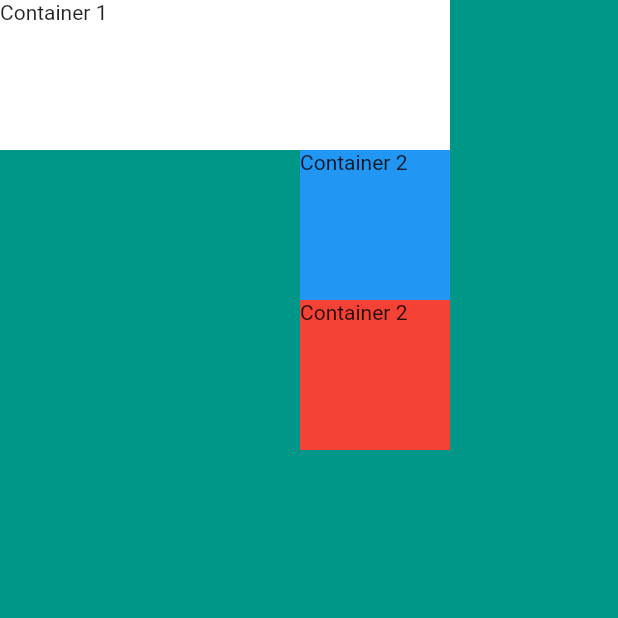
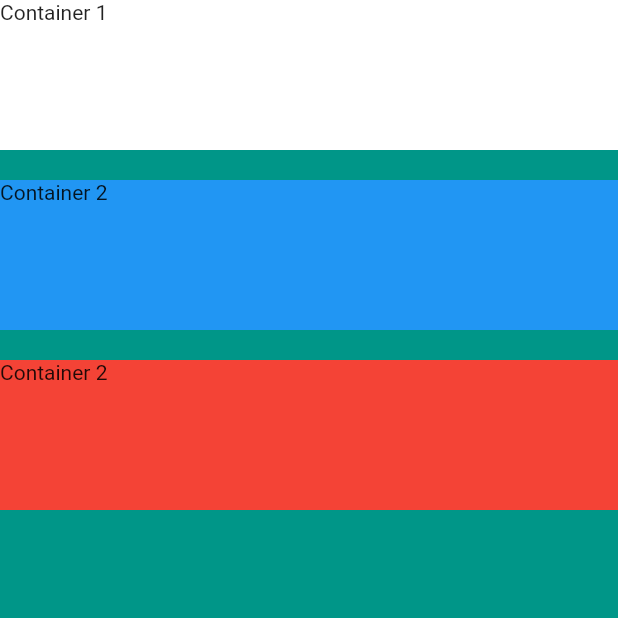
Before and after one commit to codewithz/saib-visiting-card-flutter, a Flutter app: the screen it shows after launch, on a phone screen of 412 x 824 dp, the top half of it. Run offline on Flutter 3.47's test engine with Material 2 defaults, Android fonts, the phone set to English and light mode, and no system bars.

Commit message:
Sized Box

```diff
--- a/lib/main.dart
+++ b/lib/main.dart
@@ -18,23 +18,27 @@ class MyApp extends StatelessWidget {
         backgroundColor: Colors.teal,
         body: SafeArea(
           child: Column(
-          crossAxisAlignment: CrossAxisAlignment.end,
+          crossAxisAlignment: CrossAxisAlignment.stretch,
             children: <Widget>[
               Container(
-                width: 300.0,
                 height: 100.00,
                 color: Colors.white,
                 child: Text ('Container 1')
           ),
+                SizedBox(
+                  height: 20,
+                ),
                 Container(
-                  width: 100.0,
+
                   height: 100.00,
                   color: Colors.blue,
                   child: Text ('Container 2'),
                 ),
+              SizedBox(
+                height: 20,
+              ),
+                Container(
 
-                Container(
-                  width: 100.0,
                   height: 100.00,
                   color: Colors.red,
                   child: Text ('Container 2'),
```
